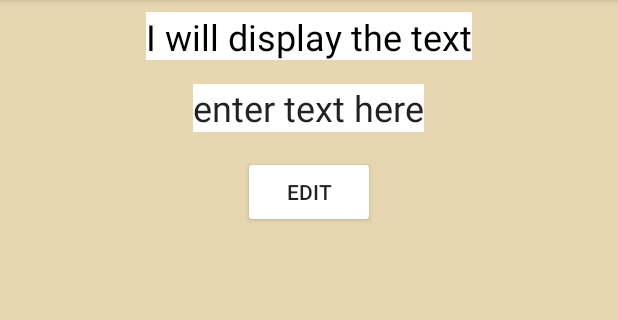
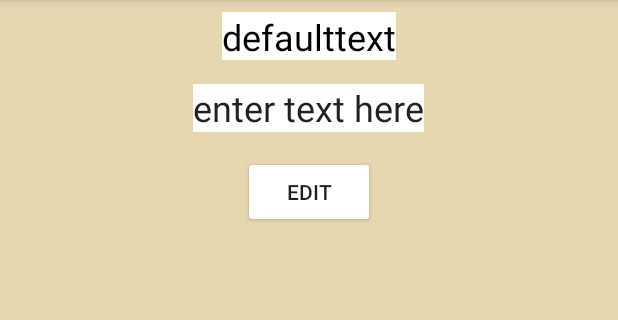
Before and after one commit to simo215d/MvvmDemo, an Android app: the screen it shows after launch (MainActivity), on a phone screen of 412 x 824 dp, the part 84-404 px from its top. Run offline under Robolectric (Android 15) with nearby library versions, the phone set to English and light mode, and no system bars.

```diff
--- a/app/build.gradle
+++ b/app/build.gradle
@@ -17,6 +17,10 @@ android {
             proguardFiles getDefaultProguardFile('proguard-android-optimize.txt'), 'proguard-rules.pro'
         }
     }
+    compileOptions {
+        targetCompatibility = 1.8
+        sourceCompatibility = 1.8
+    }
 }
 
 dependencies {
--- a/app/src/main/AndroidManifest.xml
+++ b/app/src/main/AndroidManifest.xml
@@ -9,7 +9,7 @@
         android:roundIcon="@mipmap/ic_launcher_round"
         android:supportsRtl="true"
         android:theme="@style/AppTheme">
-        <activity android:name=".ui.MainActivity">
+        <activity android:name=".view.MainActivity">
             <intent-filter>
                 <action android:name="android.intent.action.MAIN" />
 
--- /dev/null
+++ b/app/src/main/java/com/example/mvvmdemo/persistance/DBFacade.java
@@ -0,0 +1,25 @@
+package com.example.mvvmdemo.persistance;
+
+
+import com.example.mvvmdemo.view.MainActivity;
+
+public class DBFacade {
+    private static final DBFacade theDBFacade = new DBFacade();
+    private TextMapper textMapper;
+
+    private DBFacade(){
+        textMapper = new TextMapper(MainActivity.activity);
+    }
+
+    public static DBFacade getDBFacade() {
+        return theDBFacade;
+    }
+
+    public boolean setText(String text) {
+        return textMapper.setText(text);
+    }
+
+    public String getDBText(){
+        return textMapper.getText();
+    }
+}
--- /dev/null
+++ b/app/src/main/java/com/example/mvvmdemo/persistance/TextMapper.java
@@ -0,0 +1,64 @@
+package com.example.mvvmdemo.persistance;
+
+import android.content.Context;
+import android.database.Cursor;
+import android.database.sqlite.SQLiteDatabase;
+import android.database.sqlite.SQLiteOpenHelper;
+
+import java.sql.ResultSet;
+import java.util.ArrayList;
+
+public class TextMapper extends SQLiteOpenHelper {
+
+    private final static String TABLE_NAME = "text_table";
+    private final static String COL_1 = "text";
+
+    public TextMapper(Context context) {
+        super(context, TABLE_NAME, null, 1);
+    }
+
+    @Override
+    public void onUpgrade(SQLiteDatabase db, int oldVersion, int newVersion) {
+        System.out.println("NOW ON UPGRADE");
+        db.execSQL("DROP TABLE IF EXISTS "+TABLE_NAME);
+        System.out.println("ON UPGRADE SUCCESS");
+        onCreate(db);
+    }
+
+    @Override
+    public void onCreate(SQLiteDatabase db) {
+        System.out.println("NOW ON CREATE");
+        String createTable = "CREATE TABLE "+TABLE_NAME+" (ID INT PRIMARY KEY, "+COL_1+" VARCHAR(255))";
+        db.execSQL(createTable);
+        System.out.println("TABLE HAS BEEN CREATED");
+        db.execSQL("INSERT INTO "+TABLE_NAME+" (ID, "+COL_1+") VALUES (1,'defaulttext')");
+        System.out.println("ON CREATE SUCCESS");
+    }
+
+    public boolean setText(String text){
+        System.out.println("THE CURRENT TEXT IS: "+getText());
+        SQLiteDatabase db = this.getWritableDatabase();
+        //update the table
+        try {
+            db.execSQL("UPDATE " + TABLE_NAME + " SET " + COL_1 + " = '" + text + "' WHERE ID = 1");
+            return true;
+        } catch (Exception e){
+            System.out.println("something went wrong, oopsie doopsie");
+            e.printStackTrace();
+        }
+        return false;
+    }
+
+    public String getText(){
+        SQLiteDatabase db = this.getWritableDatabase();
+        String result = "ERROR";
+        Cursor res = db.rawQuery("SELECT "+COL_1+" FROM "+TABLE_NAME,null);
+        res.moveToFirst();
+        while (!res.isAfterLast()){
+            result=(res.getString(res.getColumnIndex(COL_1)));
+            res.moveToNext();
+        }
+        System.out.println("WE FOUND: "+result);
+        return result;
+    }
+}
--- a/app/src/main/java/com/example/mvvmdemo/view/ViewModel.java
+++ b/app/src/main/java/com/example/mvvmdemo/view/ViewModel.java
@@ -1,21 +1,29 @@
 package com.example.mvvmdemo.view;
 
 import com.example.mvvmdemo.model.Model;
-import com.example.mvvmdemo.ui.MainActivity;
+import com.example.mvvmdemo.persistance.DBFacade;
 
+import java.sql.SQLException;
 import java.util.Observer;
 
 public class ViewModel {
     public static ViewModel viewModel = new ViewModel();
+
+    //this adds the main activity to the models list of observers.
     private ViewModel(){
         Model.model.addObserver((Observer) MainActivity.activity);
     }
 
-    public void setText(String text){
+    public boolean setText(String text) throws SQLException {
         Model.model.setText(text);
+        return DBFacade.getDBFacade().setText(text);
     }
 
     public String getText(){
         return Model.model.getText();
     }
+
+    public String getDBText(){
+        return DBFacade.getDBFacade().getDBText();
+    }
 }
--- a/app/src/main/res/layout/activity_main.xml
+++ b/app/src/main/res/layout/activity_main.xml
@@ -6,7 +6,7 @@
     android:layout_height="match_parent"
     android:orientation="vertical"
     android:background="#e6d7b1"
-    tools:context=".ui.MainActivity">
+    tools:context=".view.MainActivity">
 
     <TextView
         android:id="@+id/text_view1"
```
Also changed, not shown: app/src/main/java/com/example/mvvmdemo/view/MainActivity.java (renamed from app/src/main/java/com/example/mvvmdemo/ui/MainActivity.java, +15 -2 lines), 1 other file.
